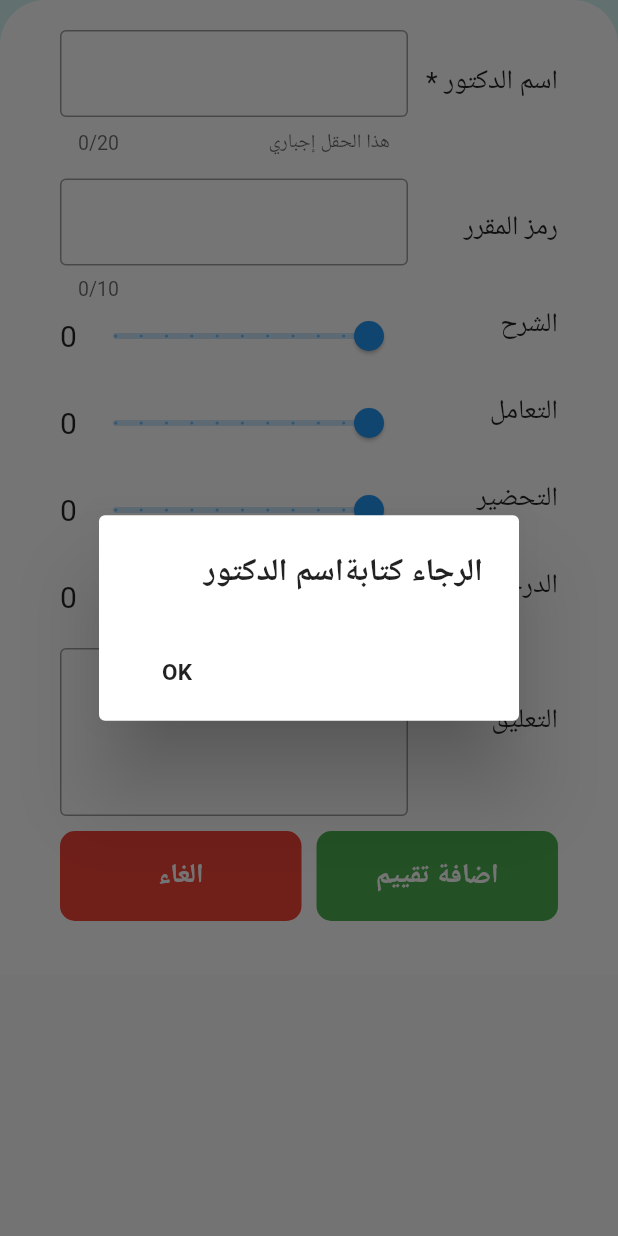
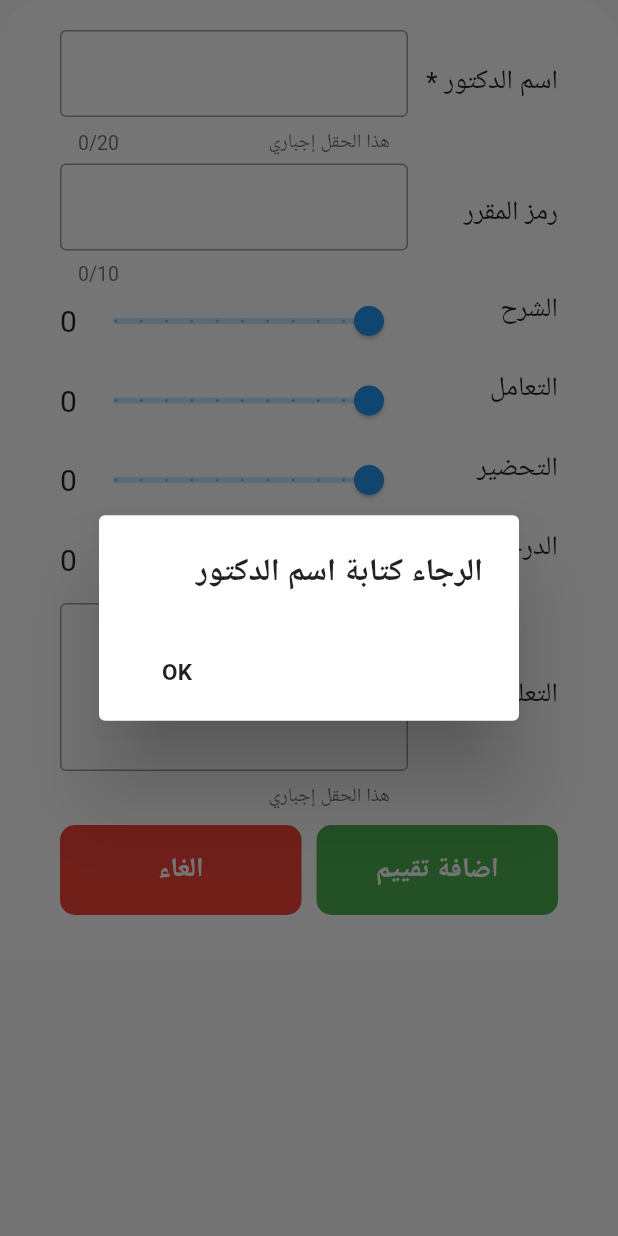
Before and after one commit to EidAlmutairi0/takyeem, a Flutter app: the AddDoctorScreen screen opened directly, after a tap on "اضافة تقييم", on a phone screen of 412 x 824 dp. Run offline on Flutter 3.47's test engine with Material 2 defaults, Android fonts, the phone set to English and light mode, and no system bars; our stand-ins replace auto_animated, google_fonts; missing offline and left inert: status_alert; Roboto replaces fonts that are missing (Almarai).

```diff
--- a/lib/add_doctor_screen.dart
+++ b/lib/add_doctor_screen.dart
@@ -1,10 +1,7 @@
 import 'package:flutter/cupertino.dart';
 import 'package:flutter/material.dart';
 import 'package:google_fonts/google_fonts.dart';
-import 'Universities.dart';
-import 'University.dart';
-import 'colleges.dart';
-import 'widgets.dart';
+import 'package:status_alert/status_alert.dart';
 
 double slider1 = 0;
 double slider2 = 0;
@@ -24,20 +21,26 @@ class AddDoctorScreen extends StatefulWidget {
 class _AddDoctorScreenState extends State<AddDoctorScreen> {
   @override
   void initState() {
+    doctorName = null;
+    courseShortcut = null;
+    comment = null;
+    slider1 = 0;
+    slider2 = 0;
+    slider3 = 0;
+    slider4 = 0;
     super.initState();
   }
 
   @override
   Widget build(BuildContext context) {
-    return Container(
-      color: Color(0xFF0D3F4F5),
+    return Scaffold(
+      body: SafeArea(
         child: Container(
           decoration: BoxDecoration(
             color: Colors.white,
             borderRadius: BorderRadius.only(
                 topLeft: Radius.circular(30), topRight: Radius.circular(30)),
           ),
-        height: 650,
           child: SingleChildScrollView(
             child: Padding(
               padding: const EdgeInsets.fromLTRB(40, 20, 40, 30),
@@ -58,6 +61,11 @@ class _AddDoctorScreenState extends State<AddDoctorScreen> {
                       ),
                       Expanded(
                         child: TextField(
+                          onChanged: (String value) {
+                            setState(() {
+                              doctorName = value;
+                            });
+                          },
                           style: TextStyle(fontSize: 18, height: 1),
                           textDirection: TextDirection.rtl,
                           decoration: InputDecoration(
@@ -72,7 +80,7 @@ class _AddDoctorScreenState extends State<AddDoctorScreen> {
                     ],
                   ),
                   SizedBox(
-                  height: 15,
+                    height: 5,
                   ),
                   Row(
                     mainAxisAlignment: MainAxisAlignment.start,
@@ -89,7 +97,9 @@ class _AddDoctorScreenState extends State<AddDoctorScreen> {
                         child: TextField(
                           textAlign: TextAlign.right,
                           onChanged: (String x) {
+                            setState(() {
                               courseShortcut = x;
+                            });
                           },
                           style: TextStyle(fontSize: 18, height: 1),
                           textDirection: TextDirection.rtl,
@@ -135,7 +145,7 @@ class _AddDoctorScreenState extends State<AddDoctorScreen> {
                     ],
                   ),
                   SizedBox(
-                  height: 10,
+                    height: 5,
                   ),
                   Row(
                     mainAxisAlignment: MainAxisAlignment.start,
@@ -172,7 +182,7 @@ class _AddDoctorScreenState extends State<AddDoctorScreen> {
                     ],
                   ),
                   SizedBox(
-                  height: 10,
+                    height: 5,
                   ),
                   Row(
                     mainAxisAlignment: MainAxisAlignment.start,
@@ -209,7 +219,7 @@ class _AddDoctorScreenState extends State<AddDoctorScreen> {
                     ],
                   ),
                   SizedBox(
-                  height: 10,
+                    height: 5,
                   ),
                   Row(
                     mainAxisAlignment: MainAxisAlignment.start,
@@ -253,7 +263,7 @@ class _AddDoctorScreenState extends State<AddDoctorScreen> {
                     ],
                   ),
                   SizedBox(
-                  height: 10,
+                    height: 5,
                   ),
                   Row(
                     mainAxisAlignment: MainAxisAlignment.start,
@@ -262,7 +272,7 @@ class _AddDoctorScreenState extends State<AddDoctorScreen> {
                         width: 100,
                         height: 40,
                         child: Text(
-                        "التعليق",
+                          "التعليق *",
                           style: textStyle,
                         ),
                       ),
@@ -274,12 +284,15 @@ class _AddDoctorScreenState extends State<AddDoctorScreen> {
                               style: TextStyle(fontSize: 18, height: 1),
                               textDirection: TextDirection.rtl,
                               decoration: InputDecoration(
+                                helperText: "هذا الحقل إجباري",
                                 fillColor: Colors.grey[300],
                                 border: OutlineInputBorder(),
                               ),
                               maxLines: 4,
                               onChanged: (String x) {
+                                setState(() {
                                   comment = x;
+                                });
                               },
                             )),
                       ),
@@ -308,8 +321,8 @@ class _AddDoctorScreenState extends State<AddDoctorScreen> {
                                         context: context,
                                         builder: (BuildContext context) {
                                           return AlertDialog(
-                                          title:
-                                              Text("الرجاء كتابةاسم الدكتور"),
+                                            title: Text(
+                                                "الرجاء كتابة اسم الدكتور"),
                                             actions: <Widget>[
                                               FlatButton(
                                                 child: Text("OK"),
@@ -321,7 +334,36 @@ class _AddDoctorScreenState extends State<AddDoctorScreen> {
                                           );
                                         });
                                   });
-                              } else {}
+                                } else if (comment == null || comment == "") {
+                                  setState(() {
+                                    showDialog(
+                                        context: context,
+                                        builder: (BuildContext context) {
+                                          return AlertDialog(
+                                            title: Text("الرجاء كتابة تعليق"),
+                                            actions: <Widget>[
+                                              FlatButton(
+                                                child: Text("OK"),
+                                                onPressed: () {
+                                                  Navigator.of(context).pop();
+                                                },
+                                              ),
+                                            ],
+                                          );
+                                        });
+                                  });
+                                } else {
+                                  StatusAlert.show(
+                                    context,
+                                    duration: Duration(seconds: 1),
+                                    title: 'تم اضافة التقييم',
+                                    configuration:
+                                        IconConfiguration(icon: Icons.done),
+                                  );
+                                  Future.delayed(Duration(milliseconds: 1300))
+                                      .then((value) =>
+                                          Navigator.of(context).pop());
+                                }
                               });
                             },
                             child: Text(
@@ -366,6 +408,7 @@ class _AddDoctorScreenState extends State<AddDoctorScreen> {
             ),
           ),
         ),
+      ),
     );
   }
 }
--- a/pubspec.yaml
+++ b/pubspec.yaml
@@ -33,6 +33,7 @@ dependencies:
   cupertino_icons: ^0.1.3
   google_fonts: ^1.1.0
   auto_animated: ^2.1.0
+  status_alert: ^0.1.2
 
 
 
```
Also changed, not shown: lib/KSUcolleges_page.dart (+10 -1 lines), lib/add_rate_screen.dart (+29 -23 lines), lib/get_colleges.dart (+8 -1 lines), lib/home_screen.dart (+22 -7 lines), pubspec.lock. Lines whose indentation alone changed are shown as unchanged.
